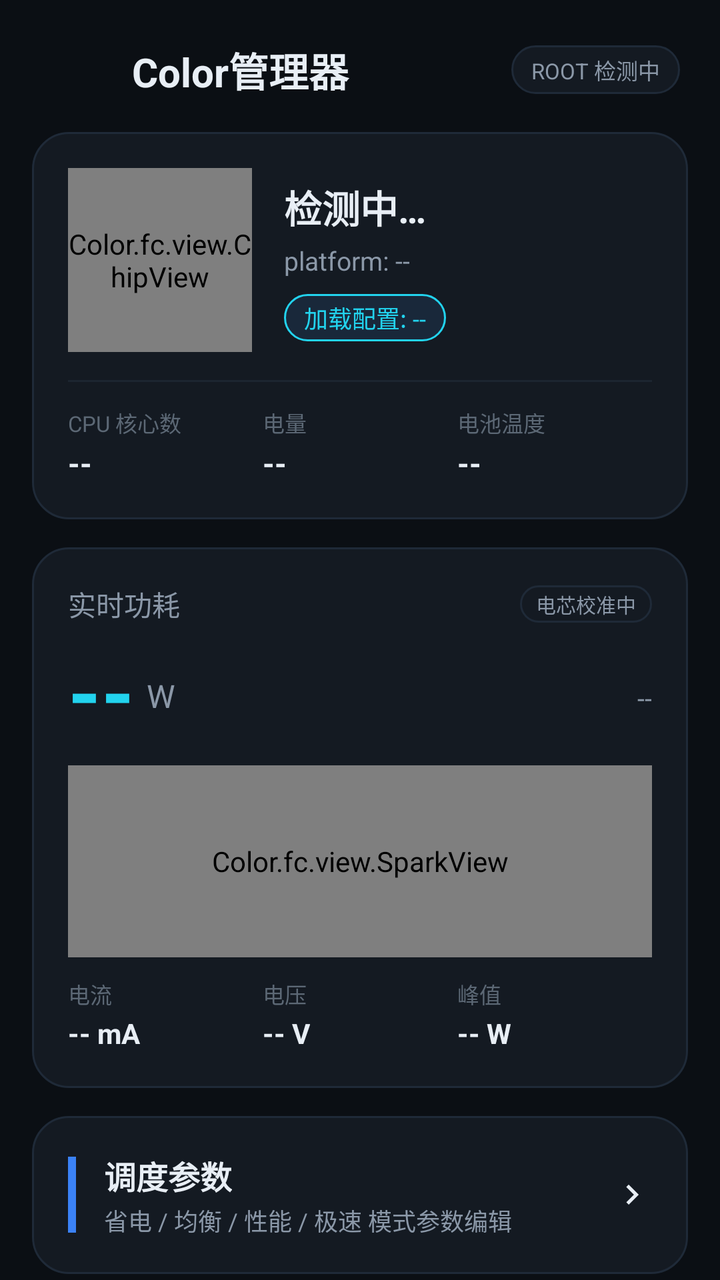
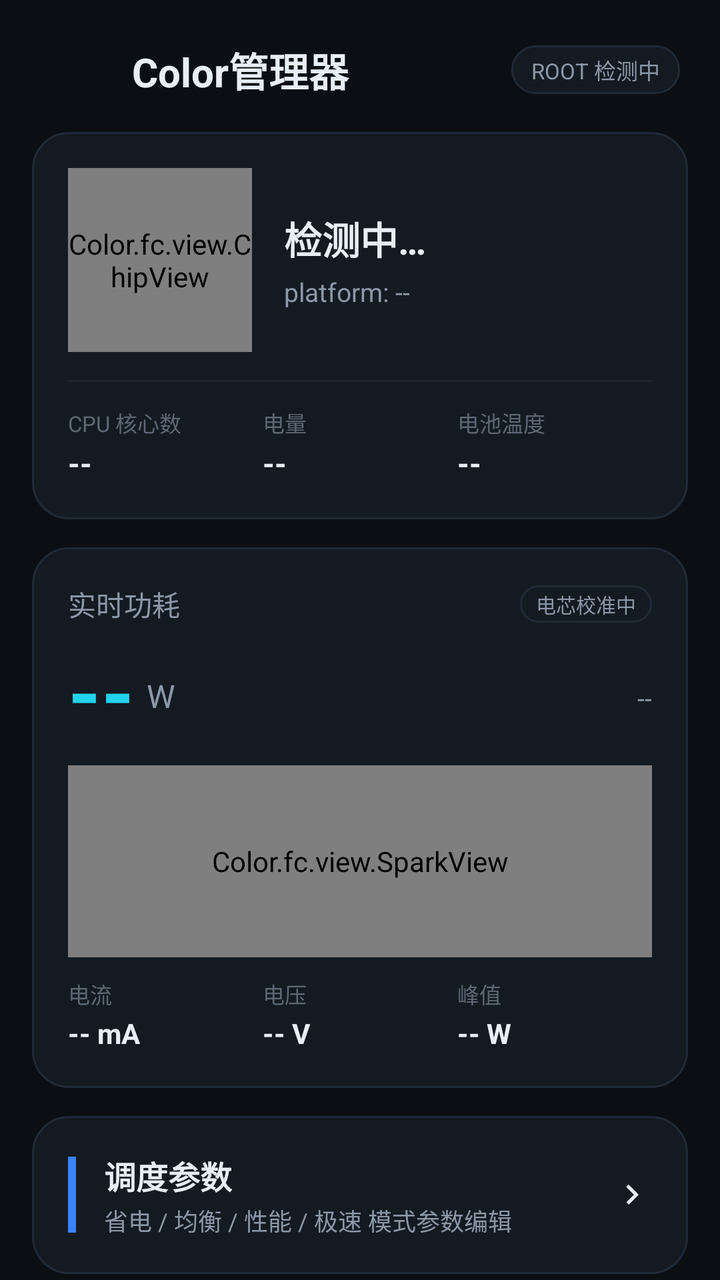

An Android layout rendered at two revisions. The XML below is the earlier revision; the diff shows what the commit changed to produce the second picture.
<!-- AndroidManifest.xml: application theme AppTheme -->
<!-- res/layout/activity_main.xml -->
<?xml version="1.0" encoding="utf-8"?>
<LinearLayout xmlns:android="http://schemas.android.com/apk/res/android"
    android:layout_width="match_parent"
    android:layout_height="match_parent"
    android:orientation="vertical">

    
    <LinearLayout
        android:layout_width="match_parent"
        android:layout_height="wrap_content"
        android:orientation="horizontal"
        android:gravity="center_vertical"
        android:paddingStart="20dp"
        android:paddingEnd="20dp"
        android:paddingTop="18dp"
        android:paddingBottom="14dp">

        <ImageView
            android:layout_width="34dp"
            android:layout_height="34dp"
            android:src="@mipmap/ic_launcher"
            android:contentDescription="@string/app_name" />

        <TextView
            android:layout_width="0dp"
            android:layout_height="wrap_content"
            android:layout_weight="1"
            android:layout_marginStart="12dp"
            android:text="@string/app_name"
            android:textColor="@color/textPrimary"
            android:textSize="20sp"
            android:textStyle="bold" />

        <TextView
            android:id="@+id/rootBadge"
            android:layout_width="wrap_content"
            android:layout_height="wrap_content"
            android:background="@drawable/bg_tab"
            android:paddingStart="10dp"
            android:paddingEnd="10dp"
            android:paddingTop="4dp"
            android:paddingBottom="4dp"
            android:text="ROOT 检测中"
            android:textColor="@color/textSecondary"
            android:textSize="11sp" />
    </LinearLayout>

    <ScrollView
        android:layout_width="match_parent"
        android:layout_height="0dp"
        android:layout_weight="1"
        android:scrollbars="none"
        android:fillViewport="true">

        <LinearLayout
            android:layout_width="match_parent"
            android:layout_height="wrap_content"
            android:orientation="vertical"
            android:paddingStart="16dp"
            android:paddingEnd="16dp"
            android:paddingBottom="24dp">

            
            <LinearLayout
                android:id="@+id/socCard"
                android:layout_width="match_parent"
                android:layout_height="wrap_content"
                android:orientation="vertical"
                android:background="@drawable/bg_card"
                android:padding="18dp">

                <LinearLayout
                    android:layout_width="match_parent"
                    android:layout_height="wrap_content"
                    android:orientation="horizontal"
                    android:gravity="center_vertical">

                    <Color.fc.view.ChipView
                        android:id="@+id/chipView"
                        android:layout_width="92dp"
                        android:layout_height="92dp" />

                    <LinearLayout
                        android:layout_width="0dp"
                        android:layout_height="wrap_content"
                        android:layout_weight="1"
                        android:layout_marginStart="16dp"
                        android:orientation="vertical">

                        <TextView
                            android:id="@+id/socMarketing"
                            android:layout_width="wrap_content"
                            android:layout_height="wrap_content"
                            android:text="检测中…"
                            android:textColor="@color/textPrimary"
                            android:textSize="19sp"
                            android:textStyle="bold" />

                        <TextView
                            android:id="@+id/socPlatform"
                            android:layout_width="wrap_content"
                            android:layout_height="wrap_content"
                            android:layout_marginTop="4dp"
                            android:text="platform: --"
                            android:textColor="@color/textSecondary"
                            android:textSize="13sp" />

                        <TextView
                            android:id="@+id/socConfig"
                            android:layout_width="wrap_content"
                            android:layout_height="wrap_content"
                            android:layout_marginTop="8dp"
                            android:background="@drawable/bg_tab_sel"
                            android:paddingStart="10dp"
                            android:paddingEnd="10dp"
                            android:paddingTop="3dp"
                            android:paddingBottom="3dp"
                            android:text="加载配置: --"
                            android:textColor="@color/accent"
                            android:textSize="12sp" />
                    </LinearLayout>
                </LinearLayout>

                <LinearLayout
                    android:layout_width="match_parent"
                    android:layout_height="1dp"
                    android:layout_marginTop="14dp"
                    android:layout_marginBottom="12dp"
                    android:background="@color/divider" />

                <LinearLayout
                    android:layout_width="match_parent"
                    android:layout_height="wrap_content"
                    android:orientation="horizontal">

                    <LinearLayout
                        android:layout_width="0dp"
                        android:layout_height="wrap_content"
                        android:layout_weight="1"
                        android:orientation="vertical">

                        <TextView
                            android:layout_width="wrap_content"
                            android:layout_height="wrap_content"
                            android:text="CPU 核心数"
                            android:textColor="@color/textDim"
                            android:textSize="11sp" />

                        <TextView
                            android:id="@+id/cpuCount"
                            android:layout_width="wrap_content"
                            android:layout_height="wrap_content"
                            android:layout_marginTop="2dp"
                            android:text="--"
                            android:textColor="@color/textPrimary"
                            android:textSize="15sp"
                            android:textStyle="bold" />
                    </LinearLayout>

                    <LinearLayout
                        android:layout_width="0dp"
                        android:layout_height="wrap_content"
                        android:layout_weight="1"
                        android:orientation="vertical">

                        <TextView
                            android:layout_width="wrap_content"
                            android:layout_height="wrap_content"
                            android:text="电量"
                            android:textColor="@color/textDim"
                            android:textSize="11sp" />

                        <TextView
                            android:id="@+id/batteryLevel"
                            android:layout_width="wrap_content"
                            android:layout_height="wrap_content"
                            android:layout_marginTop="2dp"
                            android:text="--"
                            android:textColor="@color/textPrimary"
                            android:textSize="15sp"
                            android:textStyle="bold" />
                    </LinearLayout>

                    <LinearLayout
                        android:layout_width="0dp"
                        android:layout_height="wrap_content"
                        android:layout_weight="1"
                        android:orientation="vertical">

                        <TextView
                            android:layout_width="wrap_content"
                            android:layout_height="wrap_content"
                            android:text="电池温度"
                            android:textColor="@color/textDim"
                            android:textSize="11sp" />

                        <TextView
                            android:id="@+id/batteryTemp"
                            android:layout_width="wrap_content"
                            android:layout_height="wrap_content"
                            android:layout_marginTop="2dp"
                            android:text="--"
                            android:textColor="@color/textPrimary"
                            android:textSize="15sp"
                            android:textStyle="bold" />
                    </LinearLayout>
                </LinearLayout>
            </LinearLayout>

            
            <LinearLayout
                android:layout_width="match_parent"
                android:layout_height="wrap_content"
                android:layout_marginTop="14dp"
                android:orientation="vertical"
                android:background="@drawable/bg_card"
                android:padding="18dp">

                <LinearLayout
                    android:layout_width="match_parent"
                    android:layout_height="wrap_content"
                    android:orientation="horizontal"
                    android:gravity="center_vertical">

                    <TextView
                        android:layout_width="0dp"
                        android:layout_height="wrap_content"
                        android:layout_weight="1"
                        android:text="实时功耗"
                        android:textColor="@color/textSecondary"
                        android:textSize="14sp" />

                    <TextView
                        android:id="@+id/cellBadge"
                        android:layout_width="wrap_content"
                        android:layout_height="wrap_content"
                        android:background="@drawable/bg_tab"
                        android:paddingStart="8dp"
                        android:paddingEnd="8dp"
                        android:paddingTop="2dp"
                        android:paddingBottom="2dp"
                        android:text="电芯校准中"
                        android:textColor="@color/textSecondary"
                        android:textSize="10sp" />
                </LinearLayout>

                <LinearLayout
                    android:layout_width="match_parent"
                    android:layout_height="wrap_content"
                    android:orientation="horizontal"
                    android:layout_marginTop="6dp"
                    android:gravity="center_vertical|bottom">

                    <TextView
                        android:id="@+id/powerValue"
                        android:layout_width="wrap_content"
                        android:layout_height="wrap_content"
                        android:text="--"
                        android:textColor="@color/accent"
                        android:textSize="42sp"
                        android:textStyle="bold" />

                    <TextView
                        android:layout_width="wrap_content"
                        android:layout_height="wrap_content"
                        android:layout_marginStart="6dp"
                        android:layout_marginBottom="8dp"
                        android:text="W"
                        android:textColor="@color/textSecondary"
                        android:textSize="16sp" />

                    <View
                        android:layout_width="0dp"
                        android:layout_height="1dp"
                        android:layout_weight="1" />

                    <TextView
                        android:id="@+id/powerStatus"
                        android:layout_width="wrap_content"
                        android:layout_height="wrap_content"
                        android:layout_marginBottom="8dp"
                        android:text="--"
                        android:textColor="@color/textSecondary"
                        android:textSize="13sp" />
                </LinearLayout>

                <Color.fc.view.SparkView
                    android:id="@+id/sparkView"
                    android:layout_width="match_parent"
                    android:layout_height="96dp"
                    android:layout_marginTop="8dp" />

                <LinearLayout
                    android:layout_width="match_parent"
                    android:layout_height="wrap_content"
                    android:orientation="horizontal"
                    android:layout_marginTop="10dp">

                    <LinearLayout
                        android:layout_width="0dp"
                        android:layout_height="wrap_content"
                        android:layout_weight="1"
                        android:orientation="vertical">

                        <TextView
                            android:layout_width="wrap_content"
                            android:layout_height="wrap_content"
                            android:text="电流"
                            android:textColor="@color/textDim"
                            android:textSize="11sp" />

                        <TextView
                            android:id="@+id/currentValue"
                            android:layout_width="wrap_content"
                            android:layout_height="wrap_content"
                            android:layout_marginTop="2dp"
                            android:text="-- mA"
                            android:textColor="@color/textPrimary"
                            android:textSize="14sp"
                            android:textStyle="bold" />
                    </LinearLayout>

                    <LinearLayout
                        android:layout_width="0dp"
                        android:layout_height="wrap_content"
                        android:layout_weight="1"
                        android:orientation="vertical">

                        <TextView
                            android:layout_width="wrap_content"
                            android:layout_height="wrap_content"
                            android:text="电压"
                            android:textColor="@color/textDim"
                            android:textSize="11sp" />

                        <TextView
                            android:id="@+id/voltageValue"
                            android:layout_width="wrap_content"
                            android:layout_height="wrap_content"
                            android:layout_marginTop="2dp"
                            android:text="-- V"
                            android:textColor="@color/textPrimary"
                            android:textSize="14sp"
                            android:textStyle="bold" />
                    </LinearLayout>

                    <LinearLayout
                        android:layout_width="0dp"
                        android:layout_height="wrap_content"
                        android:layout_weight="1"
                        android:orientation="vertical">

                        <TextView
                            android:layout_width="wrap_content"
                            android:layout_height="wrap_content"
                            android:text="峰值"
                            android:textColor="@color/textDim"
                            android:textSize="11sp" />

                        <TextView
                            android:id="@+id/peakValue"
                            android:layout_width="wrap_content"
                            android:layout_height="wrap_content"
                            android:layout_marginTop="2dp"
                            android:text="-- W"
                            android:textColor="@color/textPrimary"
                            android:textSize="14sp"
                            android:textStyle="bold" />
                    </LinearLayout>
                </LinearLayout>
            </LinearLayout>

            
            <LinearLayout
                android:id="@+id/menuSchedule"
                android:layout_width="match_parent"
                android:layout_height="wrap_content"
                android:layout_marginTop="14dp"
                android:orientation="horizontal"
                android:gravity="center_vertical"
                android:background="@drawable/bg_card"
                android:padding="18dp">

                <View
                    android:layout_width="4dp"
                    android:layout_height="38dp"
                    android:background="@color/blue" />

                <LinearLayout
                    android:layout_width="0dp"
                    android:layout_height="wrap_content"
                    android:layout_weight="1"
                    android:layout_marginStart="14dp"
                    android:orientation="vertical">

                    <TextView
                        android:layout_width="wrap_content"
                        android:layout_height="wrap_content"
                        android:text="调度参数"
                        android:textColor="@color/textPrimary"
                        android:textSize="16sp"
                        android:textStyle="bold" />

                    <TextView
                        android:layout_width="wrap_content"
                        android:layout_height="wrap_content"
                        android:layout_marginTop="2dp"
                        android:text="省电 / 均衡 / 性能 / 极速 模式参数编辑"
                        android:textColor="@color/textSecondary"
                        android:textSize="12sp" />
                </LinearLayout>

                <ImageView
                    android:layout_width="20dp"
                    android:layout_height="20dp"
                    android:src="@drawable/ic_arrow_right"
                    android:contentDescription="调度参数" />
            </LinearLayout>

            <LinearLayout
                android:id="@+id/menuGovernor"
                android:layout_width="match_parent"
                android:layout_height="wrap_content"
                android:layout_marginTop="14dp"
                android:orientation="horizontal"
                android:gravity="center_vertical"
                android:background="@drawable/bg_card"
                android:padding="18dp">

                <View
                    android:layout_width="4dp"
                    android:layout_height="38dp"
                    android:background="@color/green" />

                <LinearLayout
                    android:layout_width="0dp"
                    android:layout_height="wrap_content"
                    android:layout_weight="1"
                    android:layout_marginStart="14dp"
                    android:orientation="vertical">

                    <TextView
                        android:layout_width="wrap_content"
                        android:layout_height="wrap_content"
                        android:text="调速器配置"
                        android:textColor="@color/textPrimary"
                        android:textSize="16sp"
                        android:textStyle="bold" />

                    <TextView
                        android:layout_width="wrap_content"
                        android:layout_height="wrap_content"
                        android:layout_marginTop="2dp"
                        android:text="conservative / scx1 / scx2 / scx3 调速器编辑"
                        android:textColor="@color/textSecondary"
                        android:textSize="12sp" />
                </LinearLayout>

                <ImageView
                    android:layout_width="20dp"
                    android:layout_height="20dp"
                    android:src="@drawable/ic_arrow_right"
                    android:contentDescription="调速器配置" />
            </LinearLayout>

            <TextView
                android:layout_width="match_parent"
                android:layout_height="wrap_content"
                android:layout_marginTop="20dp"
                android:gravity="center"
                android:text="Color FC · 调度管理 · v1.0"
                android:textColor="@color/textDim"
                android:textSize="11sp" />
        </LinearLayout>
    </ScrollView>
</LinearLayout>
<!-- resources referenced by this layout -->
<resources>
  <color name="accent">#22D3EE</color>
  <color name="blue">#3B82F6</color>
  <color name="divider">#1C2530</color>
  <color name="green">#10B981</color>
  <color name="textDim">#5C6875</color>
  <color name="textPrimary">#E8EEF5</color>
  <color name="textSecondary">#8B98A8</color>
  <!-- drawable bg_card (drawable) -->
  <?xml version="1.0" encoding="utf-8"?>
  <shape xmlns:android="http://schemas.android.com/apk/res/android">
      <solid android:color="@color/bgCard" />
      <corners android:radius="18dp" />
      <stroke android:width="1dp" android:color="@color/bgCardStroke" />
  </shape>
  <!-- drawable bg_tab (drawable) -->
  <?xml version="1.0" encoding="utf-8"?>
  <shape xmlns:android="http://schemas.android.com/apk/res/android">
      <solid android:color="@color/bgCard" />
      <corners android:radius="12dp" />
      <stroke android:width="1dp" android:color="@color/bgCardStroke" />
  </shape>
  <!-- drawable bg_tab_sel (drawable) -->
  <?xml version="1.0" encoding="utf-8"?>
  <shape xmlns:android="http://schemas.android.com/apk/res/android">
      <solid android:color="@color/accentSoft" />
      <corners android:radius="12dp" />
      <stroke android:width="1dp" android:color="@color/accent" />
  </shape>
  <!-- drawable ic_arrow_right (drawable) -->
  <?xml version="1.0" encoding="utf-8"?>
  <vector xmlns:android="http://schemas.android.com/apk/res/android"
      android:width="24dp" android:height="24dp"
      android:viewportWidth="24" android:viewportHeight="24">
      <path android:fillColor="#E8EEF5"
          android:pathData="M8.59,16.59L13.17,12 8.59,7.41 10,6l6,6 -6,6z" />
  </vector>
  <!-- mipmap ic_launcher (mipmap-anydpi-v26) -->
  <?xml version="1.0" encoding="utf-8"?>
  <adaptive-icon xmlns:android="http://schemas.android.com/apk/res/android">
      <background android:drawable="@drawable/ic_launcher_bg" />
      <foreground android:drawable="@drawable/ic_launcher_fg" />
  </adaptive-icon>
  <string name="app_name">Color管理器</string>
  <style name="AppTheme" parent="android:Theme.Material.NoActionBar">
          <item name="android:windowBackground">@color/bg</item>
          <item name="android:colorPrimary">@color/accent</item>
          <item name="android:colorAccent">@color/accent</item>
          <item name="android:statusBarColor">@color/bg</item>
          <item name="android:navigationBarColor">@color/bg</item>
          <item name="android:windowLightStatusBar">false</item>
          <item name="android:colorControlActivated">@color/accent</item>
          <item name="android:colorControlNormal">@color/textDim</item>
      </style>
  <color name="bgCard">#141A22</color>
  <color name="bgCardStroke">#1F2A38</color>
  <color name="accentSoft">#19283A</color>
  <!-- drawable ic_launcher_bg (drawable) -->
  <?xml version="1.0" encoding="utf-8"?>
  <shape xmlns:android="http://schemas.android.com/apk/res/android">
      <solid android:color="#0B0F14" />
  </shape>
  <color name="bg">#0B0F14</color>
  <!-- unchanged entries left out for length: 1 -->
</resources>

<!-- the commit's change to res/layout/activity_main.xml (unified diff, before → after) -->
@@ -104,20 +104,6 @@
                             android:text="platform: --"
                             android:textColor="@color/textSecondary"
                             android:textSize="13sp" />
-
-                        <TextView
-                            android:id="@+id/socConfig"
-                            android:layout_width="wrap_content"
-                            android:layout_height="wrap_content"
-                            android:layout_marginTop="8dp"
-                            android:background="@drawable/bg_tab_sel"
-                            android:paddingStart="10dp"
-                            android:paddingEnd="10dp"
-                            android:paddingTop="3dp"
-                            android:paddingBottom="3dp"
-                            android:text="加载配置: --"
-                            android:textColor="@color/accent"
-                            android:textSize="12sp" />
                     </LinearLayout>
                 </LinearLayout>
 
<!-- resource entries referenced after the edit -->
@@ -20,13 +20,6 @@
       <solid android:color="@color/bgCard" />
       <corners android:radius="12dp" />
       <stroke android:width="1dp" android:color="@color/bgCardStroke" />
-  </shape>
-  <!-- drawable bg_tab_sel (drawable) -->
-  <?xml version="1.0" encoding="utf-8"?>
-  <shape xmlns:android="http://schemas.android.com/apk/res/android">
-      <solid android:color="@color/accentSoft" />
-      <corners android:radius="12dp" />
-      <stroke android:width="1dp" android:color="@color/accent" />
   </shape>
   <!-- drawable ic_arrow_right (drawable) -->
   <?xml version="1.0" encoding="utf-8"?>
@@ -55,7 +48,6 @@
       </style>
   <color name="bgCard">#141A22</color>
   <color name="bgCardStroke">#1F2A38</color>
-  <color name="accentSoft">#19283A</color>
   <!-- drawable ic_launcher_bg (drawable) -->
   <?xml version="1.0" encoding="utf-8"?>
   <shape xmlns:android="http://schemas.android.com/apk/res/android">
